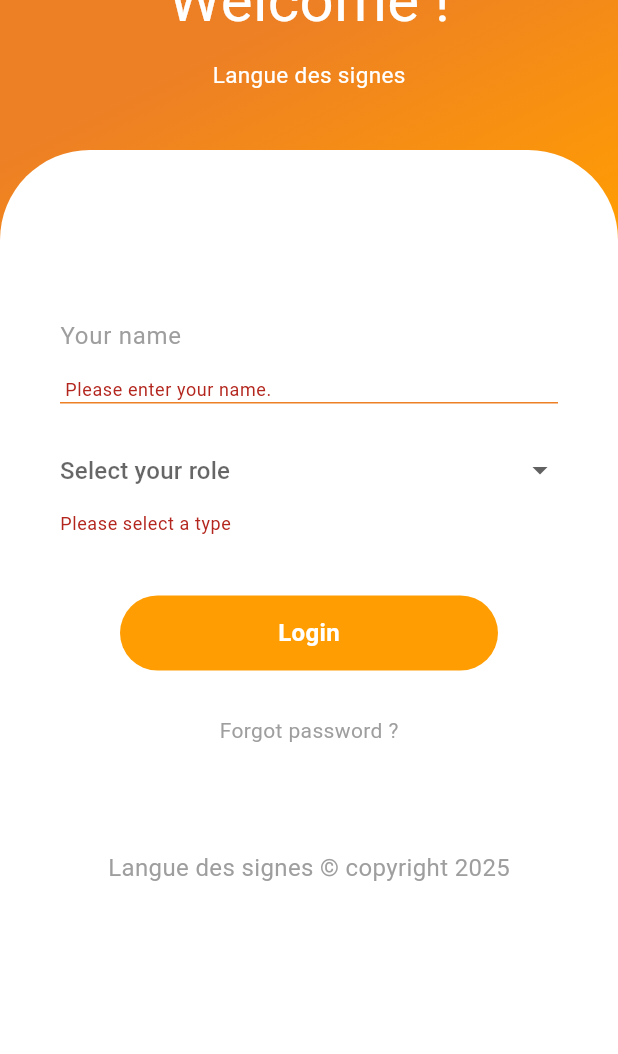
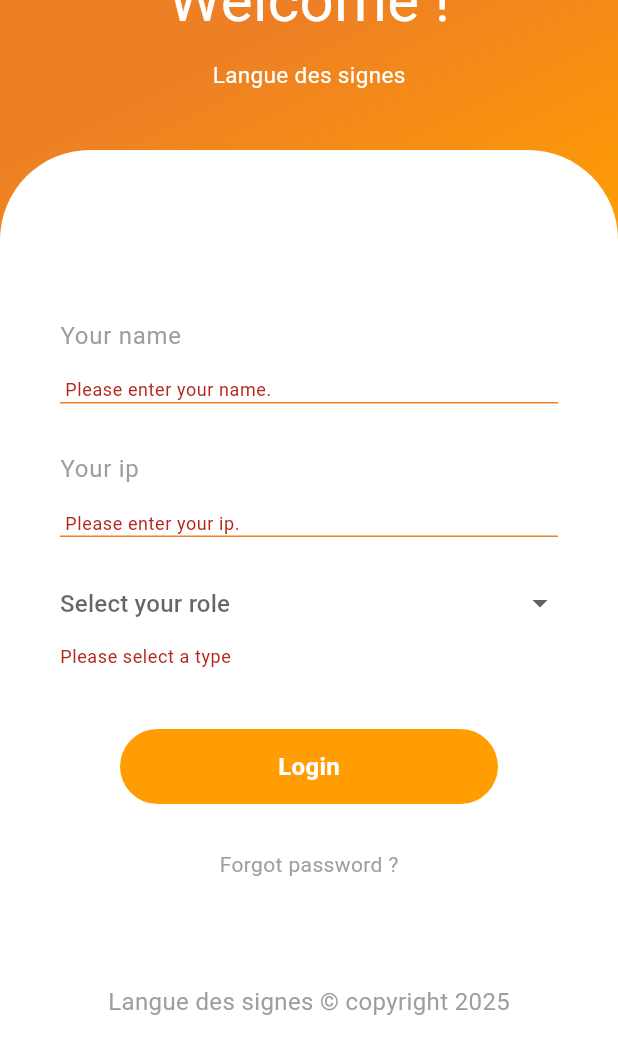
Before and after one commit to nasreddineelmadhkour/LDS, a Flutter app: the screen it shows after launch, scrolled down 258 dp, after a tap on "Login", on a phone screen of 412 x 824 dp. Shown: the top 1054 px of the screen. Run offline on Flutter 3.47's test engine with Material 3 defaults, Android fonts, the phone set to English and light mode, and no system bars; our stand-ins replace font_awesome_flutter, permission_handler; missing offline and left inert: speech_to_text_continuous, stomp_dart_client; key blocks and very long unbroken strings in the code were emptied for the run.

Commit message:
v 1.0.2
customize ur ip from application

```diff
--- a/apps/lib/Views/LoginView/login.dart
+++ b/apps/lib/Views/LoginView/login.dart
@@ -1,4 +1,5 @@
 import 'package:LDS/Models/StaticAccount.dart';
+import 'package:LDS/Network/BaseURL.dart';
 import 'package:LDS/Widgets/colorTheme.dart';
 import 'package:flutter/material.dart';
 import 'package:LDS/Views/HomeView/navBar.dart';
@@ -20,6 +21,9 @@ class Login extends StatefulWidget {
 class _LoginState extends State<Login> {
   final _formKey = GlobalKey<FormState>();
   TextEditingController _usernameController = TextEditingController();
+  TextEditingController _ipController = TextEditingController(text: "");
+  TextEditingController _portController = TextEditingController(text: "8090");
+
   String? _userType; // Stocker le type d'utilisateur sélectionné
 
   Future<void> _login() async {
@@ -47,6 +51,7 @@ class _LoginState extends State<Login> {
       Widget nextScreen = _userType == 'Student' ? NavBar() : NavBar();
       StaticAccount.staticAccount.role=_userType.toString();
       StaticAccount.staticAccount.name=_usernameController.text;
+      BaseURL.IP= _ipController.text;
       Navigator.pushReplacement(
         context,
         MaterialPageRoute(builder: (context) => nextScreen),
@@ -153,6 +158,32 @@ class _LoginState extends State<Login> {
                                 ),
                               ),
                               SizedBox(height: 20),
+                              Container(
+                                decoration: BoxDecoration(
+                                  border: Border(
+                                    bottom: BorderSide(color: ColorTheme.firstColor),
+                                  ),
+                                ),
+                                child: TextFormField(
+                                  style: TextStyle(color: ColorTheme.firstColor),
+                                  controller: _ipController,
+                                  validator: (value) {
+                                    if (value == null || value.isEmpty) {
+                                      return ' Please enter your ip.';
+                                    }
+                                    if (value.length < 8) {
+                                      return 'The ip must contain at least 8 characters.';
+                                    }
+                                    return null;
+                                  },
+                                  decoration: InputDecoration(
+                                    hintText: "Your ip",
+                                    hintStyle: TextStyle(color: Colors.grey),
+                                    border: InputBorder.none,
+                                  ),
+                                ),
+                              ),
+                              SizedBox(height: 20,),
                               DropdownButtonFormField<String>(
                                 value: _userType,
                                 onChanged: (String? newValue) {
```
